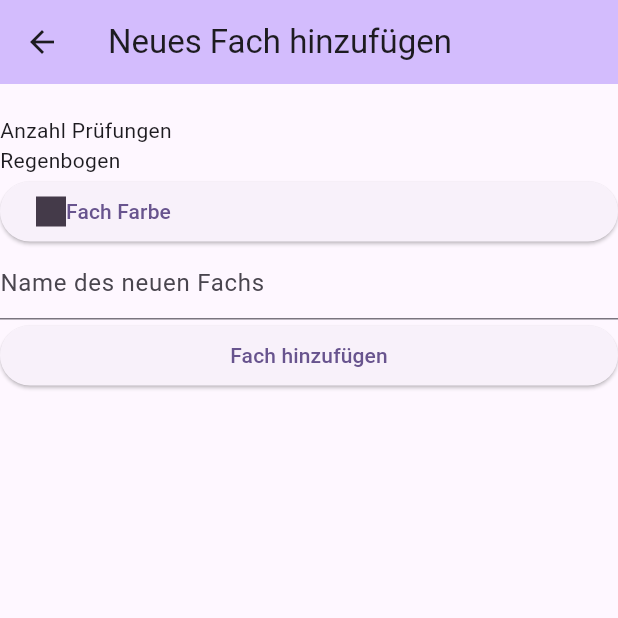
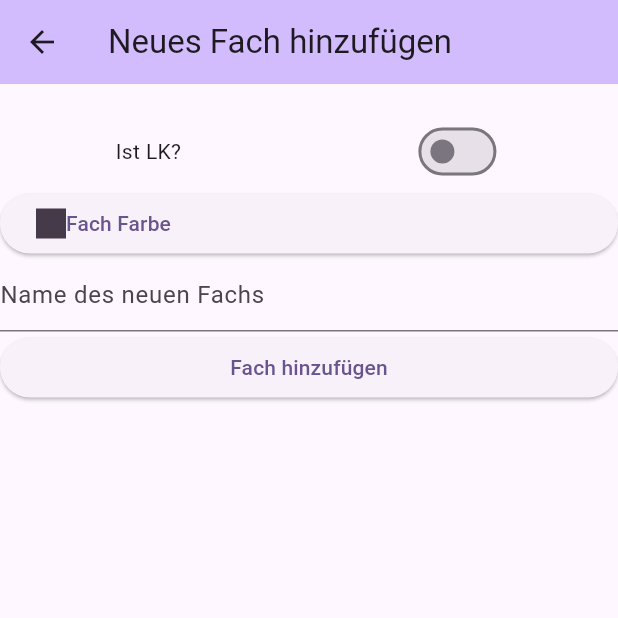
Before and after one commit to AKORA-Studios/calq_abiturnoten, a Flutter app: the AddSubjectScreen screen opened directly, on a phone screen of 412 x 824 dp, the top half of it. Run offline on Flutter 3.47's test engine with Material 3 defaults, Android fonts, the light colour scheme and no system bars; our stand-ins replace flutter_colorpicker, sqflite; accounts and stored records are empty; statements that could not run were skipped.

Commit message:
Add test points + subject lk type

```diff
--- a/lib/ui/Screens/add_subject_screen.dart
+++ b/lib/ui/Screens/add_subject_screen.dart
@@ -47,8 +47,18 @@ class _AddSubjectScreenState extends State<AddSubjectScreen> {
         body: ListView(
           children: [
             Text(_errorText),
-            Text("Anzahl Prüfungen"),
-            Text("Regenbogen"),
+            Row(
+              mainAxisAlignment: MainAxisAlignment.spaceAround,
+              children: [
+                Text("Ist LK?"),
+                Switch(
+                  activeColor: pickerColor,
+                  activeTrackColor: pickerColor.withAlpha(100),
+                  value: _isLK,
+                  onChanged: (value) => setState(() => _isLK = value),
+                ),
+              ],
+            ),
             ElevatedButton(
                 onPressed: () {
                   showDialog(
--- a/lib/ui/Screens/subjects_screen.dart
+++ b/lib/ui/Screens/subjects_screen.dart
@@ -34,7 +34,7 @@ class _SubjectsScreenState extends State<SubjectsScreen> {
                                           builder: (context) =>
                                               SubjectInfoScreen(sub: e)));
                                 },
-                                child: Text(e.name)))
+                                child: Text(e.name + " ${e.tests.length}")))
                             .toList());
                   } else {
                     return const SizedBox();
```
Also changed, not shown: lib/ui/Screens/new_grade_screen.dart (+24 -3 lines), lib/ui/Screens/subject_info_screen.dart (+8 -1 lines).
